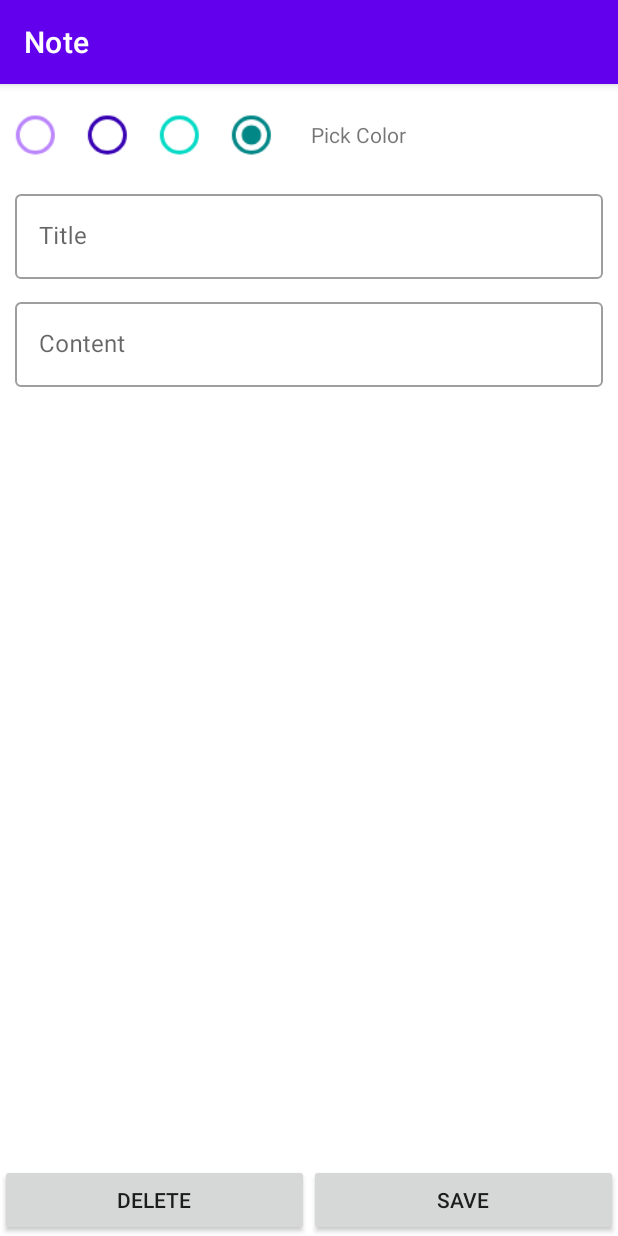
After one commit to sPhaykrew/MVVM-NoteApp, an Android app: the fragment EditNoteFragment placed in its activity, on a phone screen of 412 x 824 dp. The commit adds this screen. Run offline under Robolectric (Android 15) with nearby library versions, the phone set to English and light mode, and no system bars; our stand-ins replace Room's generated code; 4 statements that could not run were skipped.

Commit message:
add update and delete notes

```diff
--- a/app/build.gradle
+++ b/app/build.gradle
@@ -2,6 +2,8 @@ plugins {
     id 'com.android.application'
     id 'kotlin-android'
     id 'kotlin-kapt'
+    id 'androidx.navigation.safeargs'
+    id 'kotlin-parcelize'
 }
 
 android {
--- a/app/src/main/java/com/example/note/model/NoteDAO.kt
+++ b/app/src/main/java/com/example/note/model/NoteDAO.kt
@@ -1,10 +1,7 @@
 package com.example.note.model
 
 import androidx.lifecycle.LiveData
-import androidx.room.Dao
-import androidx.room.Delete
-import androidx.room.Insert
-import androidx.room.Query
+import androidx.room.*
 
 @Dao
 interface NoteDAO {
@@ -14,6 +11,9 @@ interface NoteDAO {
     @Insert
     suspend fun insert(note: NoteData)
 
-    @Delete
-    suspend fun delete(note: NoteData)
+    @Update
+    suspend fun update(note : NoteData)
+
+    @Query("DELETE FROM Note_table WHERE id = :id")
+    suspend fun delete(id: Int)
 }
--- a/app/src/main/java/com/example/note/model/NoteData.kt
+++ b/app/src/main/java/com/example/note/model/NoteData.kt
@@ -1,14 +1,17 @@
 package com.example.note.model
 
+import android.os.Parcelable
 import androidx.room.ColumnInfo
 import androidx.room.Entity
 import androidx.room.PrimaryKey
+import kotlinx.parcelize.Parcelize
 
 @Entity(tableName = "Note_table")
+@Parcelize
 data class NoteData(
     @PrimaryKey(autoGenerate = true) val id: Int,
     @ColumnInfo val title: String,
     @ColumnInfo val content: String,
     @ColumnInfo val color: String
 //    @ColumnInfo val timestamp: Long,
-)
+) : Parcelable
--- /dev/null
+++ b/app/src/main/java/com/example/note/view/EditNoteFragment.kt
@@ -0,0 +1,94 @@
+package com.example.note.view
+
+import android.os.Bundle
+import android.text.TextUtils
+import androidx.fragment.app.Fragment
+import android.view.LayoutInflater
+import android.view.View
+import android.view.ViewGroup
+import androidx.lifecycle.ViewModelProvider
+import androidx.navigation.fragment.findNavController
+import androidx.navigation.fragment.navArgs
+import com.example.note.R
+import com.example.note.databinding.FragmentEditNoteBinding
+import com.example.note.model.NoteDB
+import com.example.note.model.NoteData
+import com.example.note.model.NoteRepository
+import com.example.note.viewmodel.NoteViewModel
+import com.example.note.viewmodel.NoteViewModelFactory
+
+class EditNoteFragment : Fragment() {
+
+    private lateinit var editNoteBinding: FragmentEditNoteBinding
+    private lateinit var noteViewModel : NoteViewModel
+    private val note by navArgs<EditNoteFragmentArgs>()
+
+    override fun onCreateView(
+        inflater: LayoutInflater, container: ViewGroup?,
+        savedInstanceState: Bundle?
+    ): View? {
+        editNoteBinding = FragmentEditNoteBinding.inflate(inflater, container, false)
+        initViewModel()
+        getNote()
+
+        editNoteBinding.save.setOnClickListener {
+            updateNote()
+        }
+
+        editNoteBinding.delete.setOnClickListener {
+            deleteNote()
+        }
+
+        return editNoteBinding.root
+    }
+
+    private fun initViewModel() {
+        val dao = NoteDB.getDatabase(requireActivity().application).NoteDAO()
+        val repository = NoteRepository(dao)
+        val factory = NoteViewModelFactory(repository)
+        noteViewModel = ViewModelProvider(requireActivity(), factory)[NoteViewModel::class.java]
+    }
+
+    fun getNote(){
+        editNoteBinding.edittextTitle.setText(note.data.title)
+        editNoteBinding.edittextContent.setText(note.data.content)
+        when (note.data.color) {
+            "#FFBB86FC" -> editNoteBinding.color1.isChecked = true
+            "#FF3700B3" -> editNoteBinding.color2.isChecked = true
+            "#FF03DAC5" -> editNoteBinding.color3.isChecked = true
+            else -> editNoteBinding.color4.isChecked = true
+        }
+    }
+
+    fun updateNote(){
+        if (TextUtils.isEmpty(editNoteBinding.edittextTitle.text.toString()) || TextUtils.isEmpty(editNoteBinding.edittextContent.text.toString())) {
+            editNoteBinding.edittextTitle.error = "Please input title"
+            editNoteBinding.edittextContent.error = "Please input content"
+        } else {
+            val title = editNoteBinding.edittextTitle.text.toString()
+            val content = editNoteBinding.edittextContent.text.toString()
+            val color = when (editNoteBinding.colorGroup.checkedRadioButtonId) {
+                R.id.color1 -> "#FFBB86FC"
+                R.id.color2 -> "#FF3700B3"
+                R.id.color3 -> "#FF03DAC5"
+                else -> "#FF018786"
+            }
+
+            val note = NoteData(
+                id = note.data.id,
+                title = title,
+                content = content,
+                color = color
+            )
+
+            noteViewModel.update(note)
+            findNavController().navigate(R.id.action_editNoteFragment_to_mainFragment)
+        }
+    }
+
+    fun deleteNote(){
+        noteViewModel.delete(note.data.id)
+        findNavController().navigate(R.id.action_editNoteFragment_to_mainFragment)
+    }
+
+}
--- a/app/src/main/java/com/example/note/view/MainFragment.kt
+++ b/app/src/main/java/com/example/note/view/MainFragment.kt
@@ -37,7 +37,7 @@ class MainFragment : Fragment() {
         })
 
         binding.addNote.setOnClickListener {
-            findNavController().navigate(R.id.addNoteFragment)
+            findNavController().navigate(R.id.action_mainFragment_to_addNoteFragment)
         }
 
         return binding.root
--- /dev/null
+++ b/app/src/main/res/layout/fragment_edit_note.xml
@@ -0,0 +1,128 @@
+<?xml version="1.0" encoding="utf-8"?>
+<FrameLayout xmlns:android="http://schemas.android.com/apk/res/android"
+    xmlns:app="http://schemas.android.com/apk/res-auto"
+    xmlns:tools="http://schemas.android.com/tools"
+    android:layout_width="match_parent"
+    android:layout_height="match_parent"
+    tools:context=".view.EditNoteFragment">
+
+    <androidx.constraintlayout.widget.ConstraintLayout
+        android:layout_width="match_parent"
+        android:layout_height="match_parent">
+
+        <RadioGroup
+            android:id="@+id/color_group"
+            android:layout_width="wrap_content"
+            android:layout_height="wrap_content"
+            android:layout_marginStart="10dp"
+            android:layout_marginTop="10dp"
+            android:layout_marginEnd="10dp"
+            android:checkedButton="@id/color1"
+            android:orientation="horizontal"
+            app:layout_constraintStart_toStartOf="parent"
+            app:layout_constraintTop_toTopOf="parent">
+
+            <RadioButton
+                android:id="@+id/color1"
+                android:layout_width="wrap_content"
+                android:layout_height="wrap_content"
+                android:scaleX="1.3"
+                android:scaleY="1.3"
+                app:buttonTint="@color/purple_200" />
+
+            <RadioButton
+                android:id="@+id/color2"
+                android:layout_width="wrap_content"
+                android:layout_height="wrap_content"
+                android:scaleX="1.3"
+                android:scaleY="1.3"
+                app:buttonTint="@color/purple_700" />
+
+            <RadioButton
+                android:id="@+id/color3"
+                android:layout_width="wrap_content"
+                android:layout_height="wrap_content"
+                android:scaleX="1.3"
+                android:scaleY="1.3"
+                app:buttonTint="@color/teal_200" />
+
+            <RadioButton
+                android:id="@+id/color4"
+                android:layout_width="wrap_content"
+                android:layout_height="wrap_content"
+                android:scaleX="1.3"
+                android:scaleY="1.3"
+                app:buttonTint="@color/teal_700" />
+
+        </RadioGroup>
+
+        <TextView
+            android:layout_width="wrap_content"
+            android:layout_height="wrap_content"
+            android:layout_marginStart="5dp"
+            android:layout_marginTop="24dp"
+            android:text="@string/pick_color"
+            app:layout_constraintStart_toEndOf="@id/color_group"
+            app:layout_constraintTop_toTopOf="parent" />
+
+        <com.google.android.material.textfield.TextInputLayout
+            android:id="@+id/title_layout"
+            style="@style/Widget.MaterialComponents.TextInputLayout.OutlinedBox"
+            android:layout_width="match_parent"
+            android:layout_height="wrap_content"
+            android:layout_marginStart="10dp"
+            android:layout_marginTop="10dp"
+            android:layout_marginEnd="10dp"
+            android:hint="@string/title"
+            app:endIconMode="clear_text"
+            app:layout_constraintStart_toStartOf="parent"
+            app:layout_constraintTop_toBottomOf="@id/color_group">
+
+            <com.google.android.material.textfield.TextInputEditText
+                android:id="@+id/edittext_title"
+                android:layout_width="match_parent"
+                android:layout_height="wrap_content" />
+
+        </com.google.android.material.textfield.TextInputLayout>
+
+        <com.google.android.material.textfield.TextInputLayout
+            android:id="@+id/content_layout"
+            style="@style/Widget.MaterialComponents.TextInputLayout.OutlinedBox"
+            android:layout_width="match_parent"
+            android:layout_height="wrap_content"
+            android:layout_marginStart="10dp"
+            android:layout_marginTop="10dp"
+            android:layout_marginEnd="10dp"
+            android:hint="@string/content"
+            app:endIconMode="clear_text"
+            app:layout_constraintStart_toStartOf="parent"
+            app:layout_constraintTop_toBottomOf="@id/title_layout">
+
+            <com.google.android.material.textfield.TextInputEditText
+                android:id="@+id/edittext_content"
+                android:layout_width="match_parent"
+                android:layout_height="wrap_content" />
+
+        </com.google.android.material.textfield.TextInputLayout>
+
+        <androidx.appcompat.widget.AppCompatButton
+            android:id="@+id/delete"
+            android:layout_width="0dp"
+            android:layout_height="wrap_content"
+            android:text="@string/delete"
+            app:layout_constraintBottom_toBottomOf="parent"
+            app:layout_constraintEnd_toStartOf="@+id/save"
+            app:layout_constraintStart_toStartOf="parent" />
+
+        <androidx.appcompat.widget.AppCompatButton
+            android:id="@+id/save"
+            android:layout_width="0dp"
+            android:layout_height="wrap_content"
+            android:text="@string/save"
+            app:layout_constraintBottom_toBottomOf="parent"
+            app:layout_constraintEnd_toEndOf="parent"
+            app:layout_constraintStart_toEndOf="@id/delete" />
+
+    </androidx.constraintlayout.widget.ConstraintLayout>
+
+</FrameLayout>
--- a/app/src/main/res/navigation/my_nav.xml
+++ b/app/src/main/res/navigation/my_nav.xml
@@ -13,6 +13,9 @@
         <action
             android:id="@+id/action_mainFragment_to_addNoteFragment"
             app:destination="@id/addNoteFragment" />
+        <action
+            android:id="@+id/action_mainFragment_to_editNoteFragment"
+            app:destination="@id/editNoteFragment" />
     </fragment>
 
     <fragment
@@ -22,7 +25,23 @@
         tools:layout="@layout/fragment_add_note" >
         <action
             android:id="@+id/action_addNoteFragment_to_mainFragment"
-            app:destination="@id/mainFragment" />
+            app:destination="@id/mainFragment"
+            app:popUpTo="@id/mainFragment"
+            app:popUpToInclusive="true" />
+    </fragment>
+    <fragment
+        android:id="@+id/editNoteFragment"
+        android:name="com.example.note.view.EditNoteFragment"
+        android:label="fragment_edit_note"
+        tools:layout="@layout/fragment_edit_note" >
+        <action
+            android:id="@+id/action_editNoteFragment_to_mainFragment"
+            app:destination="@id/mainFragment"
+            app:popUpTo="@id/mainFragment"
+            app:popUpToInclusive="true" />
+        <argument
+            android:name="data"
+            app:argType="com.example.note.model.NoteData" />
     </fragment>
 
 </navigation>
--- a/app/src/main/res/values/strings.xml
+++ b/app/src/main/res/values/strings.xml
@@ -5,6 +5,6 @@
     <string name="my_notes">My Notes</string>
     <string name="pick_color">Pick Color</string>
     <string name="search">Search</string>
-    <string name="hello_blank_fragment">Hello blank fragment</string>
-
+    <string name="delete">Delete</string>
+    <string name="save">Save</string>
 </resources>
--- a/build.gradle
+++ b/build.gradle
@@ -8,7 +8,7 @@ buildscript {
     dependencies {
         classpath 'com.android.tools.build:gradle:7.2.0'
         classpath "org.jetbrains.kotlin:kotlin-gradle-plugin:1.6.21"
-
+        classpath "androidx.navigation:navigation-safe-args-gradle-plugin:2.4.2"
         // NOTE: Do not place your application dependencies here; they belong
         // in the individual module build.gradle files
     }
```
Also changed, not shown: app/src/main/java/com/example/note/model/NoteRepository.kt (+7 -2 lines), app/src/main/java/com/example/note/view/AddNoteFragment.kt (+25 -21 lines), app/src/main/java/com/example/note/view/RecyclerViewAdapter.kt (+12 -12 lines), app/src/main/java/com/example/note/viewmodel/NoteViewModel.kt (+12 -0 lines).
